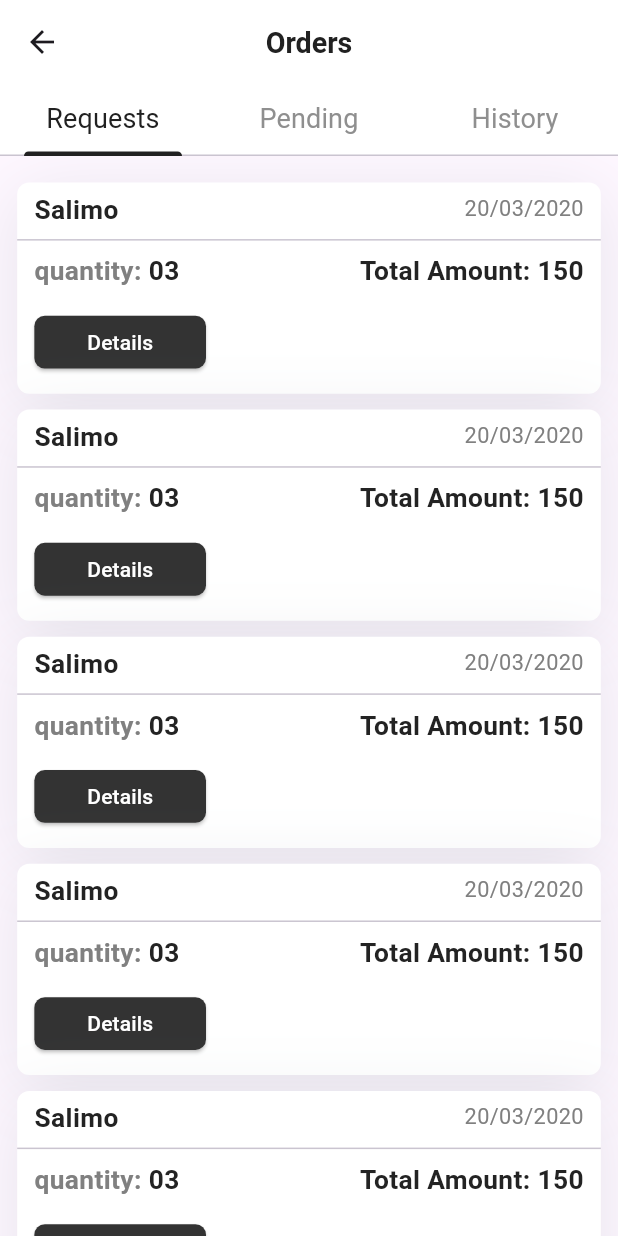
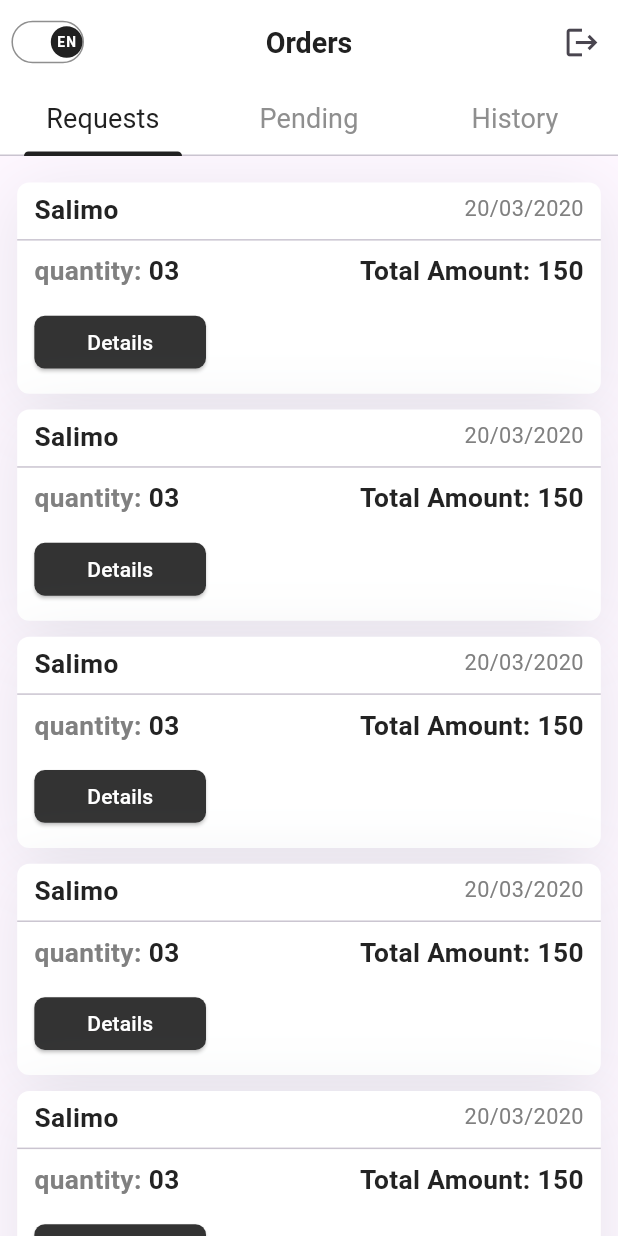
Before and after one commit to sami-MhdAmin/mall-automation-system, a Flutter app: the DeliveryHomePage screen opened directly, on a phone screen of 412 x 824 dp. Run offline on Flutter 3.47's test engine with Material 2 defaults, Android fonts, the phone set to English and light mode, and no system bars; drawn by our look-alikes of flutter_switch; our stand-ins replace bloc, carousel_slider, connectivity_plus, convex_bottom_bar, dartz, dio and 11 more; missing offline and left inert: flutter_dialogs, flutter_paypal_checkout, flutter_stripe; accounts and stored records are empty; Roboto replaces fonts that are missing (Merriweather, Nunito Sans); project files that could hold a hidden picture were left out; key blocks and very long unbroken strings in the code were emptied for the run.

Commit message:
logout and change language in delivery managaer home page

```diff
--- a/lib/delivery manager/features/home/presentation/page/delivery_home_page.dart
+++ b/lib/delivery manager/features/home/presentation/page/delivery_home_page.dart
@@ -3,6 +3,7 @@ import 'package:flutter_screenutil/flutter_screenutil.dart';
 
 import '../../../../../config/theme/color_manager.dart';
 import '../../../../../core/resource/string_manager.dart';
+import '../../../../../core/widgets/langauge_switcher_widget.dart';
 import 'delivery_history_body_page.dart';
 import 'delivery_requests_body_page.dart';
 import 'package:easy_localization/easy_localization.dart';
@@ -86,11 +87,24 @@ class _DeliveryHomePageState extends State<DeliveryHomePage> {
             ),
           ),
           centerTitle: true,
-          // leading: IconButton(
-          //     onPressed: () {
-          //       Navigator.pop(context);
-          //     },
-          //     icon: const Icon(Icons.arrow_back)),
+          actions: [
+            IconButton(
+              icon: const Icon(Icons.logout),
+              iconSize: 70.r,
+              onPressed: () {
+                //TODO: LOGOUT FUNCTIon
+              },
+            ),
+          ],
+          leading: Padding(
+            padding: EdgeInsetsDirectional.only(start: 20.w),
+            child: GestureDetector(
+              onTap: () => setState(() {}),
+              child: LanguageSwitcherWidget(
+                context: context,
+              ),
+            ),
+          ),
           bottom: PreferredSize(
             preferredSize: _tabBar.preferredSize,
             child: Material(
--- a/lib/main.dart
+++ b/lib/main.dart
@@ -9,6 +9,8 @@ import 'package:jessy_mall/featuers/investment_options/presentation/page/stripe_
 import 'package:easy_localization/easy_localization.dart';
 import 'package:jessy_mall/featuers/splash/splash_page.dart';
 
+import 'delivery manager/features/home/presentation/page/delivery_home_page.dart';
+import 'featuers/bottom_navigation_bar/presintation/page/bottom_navigation_bar.dart';
 import 'injection_container/main_injection.dart';
 
 void main() async {
@@ -48,7 +50,8 @@ class MyApp extends StatelessWidget {
             localizationsDelegates: context.localizationDelegates,
             supportedLocales: context.supportedLocales,
             locale: context.locale,
-            home: SplashPage(),
+            // home: SplashPage(),
+            home: const DeliveryHomePage(),
           ),
         );
       },
--- a/lib/warehouse manager/warehouse_home/presintation/pages/warehouse_home_page.dart
+++ b/lib/warehouse manager/warehouse_home/presintation/pages/warehouse_home_page.dart
@@ -4,8 +4,6 @@ import 'package:flutter_screenutil/flutter_screenutil.dart';
 import '../../../../config/theme/color_manager.dart';
 import '../../../../core/resource/string_manager.dart';
 import '../../../../core/widgets/langauge_switcher_widget.dart';
-import '../../../../featuers/investment_options/presentation/page/investment_options.dart';
-import '../../../../featuers/investment_options/presentation/widgets/investment_store.dart';
 import '../../../warehouse_extra_space_request/presentation/pages/warehouse_extra_space_requests.dart';
 import '../../../warehouse_income_outcome/presintation/page/income_page.dart';
 import '../../../warehouse_income_outcome/presintation/page/outcome_page.dart';
--- a/lib/warehouse manager/warehouse_home/presintation/pages/warehouse_product_body.dart
+++ b/lib/warehouse manager/warehouse_home/presintation/pages/warehouse_product_body.dart
@@ -4,7 +4,6 @@ import 'package:jessy_mall/warehouse%20manager/warehouse_home/presintation/pages
 
 import '../../../../config/theme/color_manager.dart';
 import '../../../../core/resource/asset_manager.dart';
-import '../../../../featuers/home/presintation/widget/product_card_widget.dart';
 
 class WarehouseProductBody extends StatelessWidget {
   const WarehouseProductBody({super.key});
--- a/lib/warehouse manager/warehouse_order/presintation/pages/order_approved_body.dart
+++ b/lib/warehouse manager/warehouse_order/presintation/pages/order_approved_body.dart
@@ -1,7 +1,6 @@
 import 'package:flutter/material.dart';
 import 'package:flutter_screenutil/flutter_screenutil.dart';
 import 'package:jessy_mall/config/theme/color_manager.dart';
-import 'package:jessy_mall/core/widgets/custom_button.dart';
 
 import '../../../../core/widgets/custom_card_movement_widget.dart';
 
```
Also changed, not shown: 1 other file.
